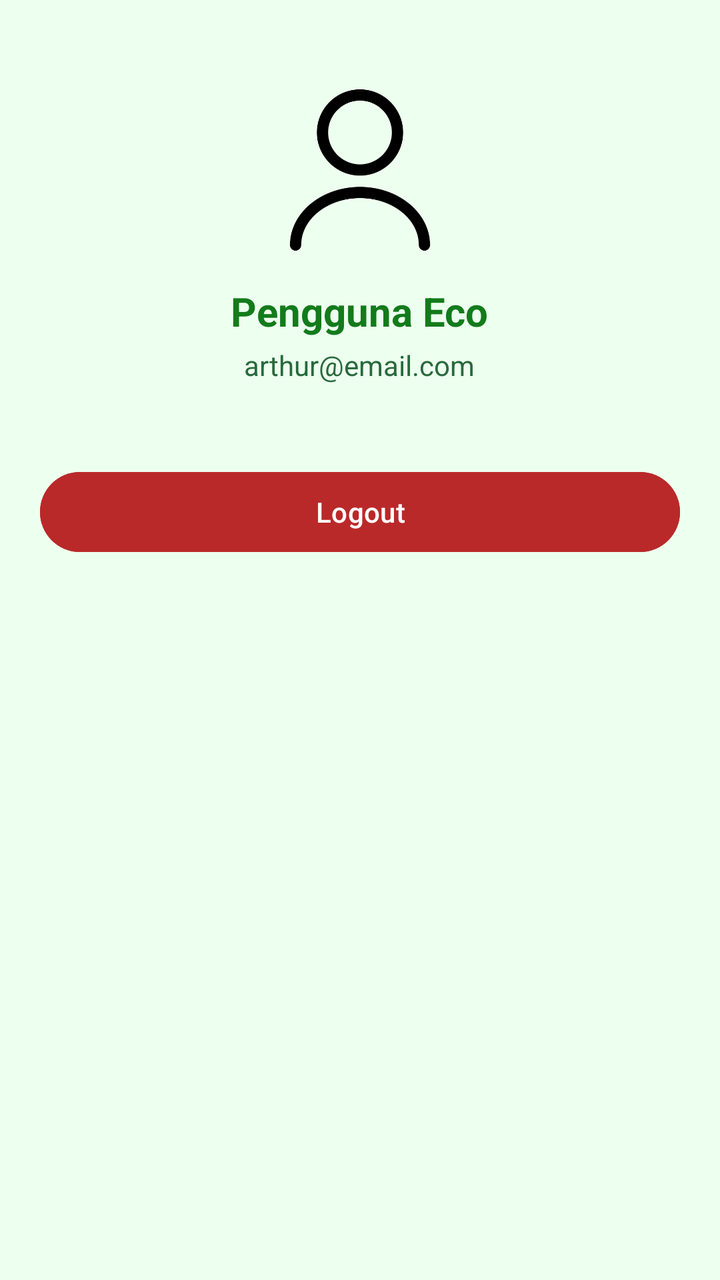
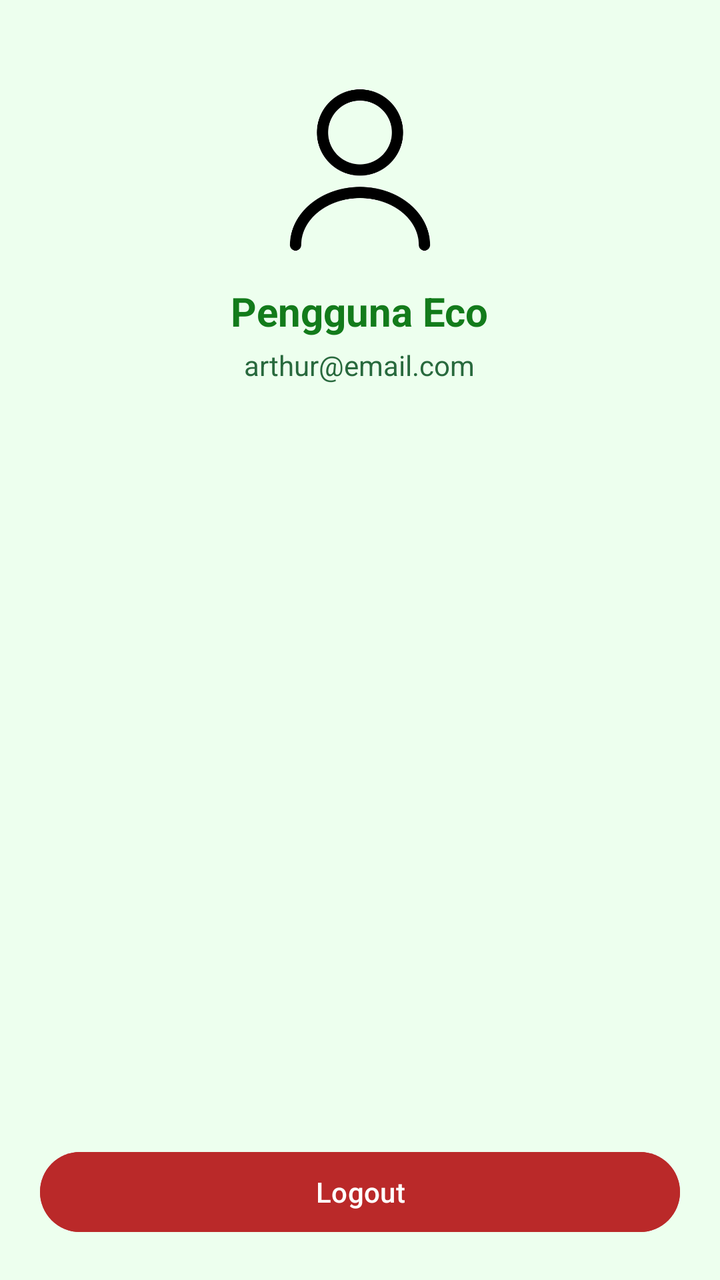

Two renders of the same Android screen: before a commit and after it. Below are the layout's source before the change and the commit's diff.
<!-- AndroidManifest.xml: application theme Theme.Athia_24TIC -->
<!-- res/layout/fragment_profile.xml -->
<?xml version="1.0" encoding="utf-8"?>
<LinearLayout xmlns:android="http://schemas.android.com/apk/res/android"
    android:layout_width="match_parent"
    android:layout_height="match_parent"
    android:background="@color/bg_light_green"
    android:gravity="center_horizontal"
    android:orientation="vertical"
    android:padding="20dp">

    <ImageView
        android:layout_width="90dp"
        android:layout_height="90dp"
        android:layout_marginTop="20dp"
        android:src="@drawable/ic_profile" />

    <TextView
        android:layout_width="wrap_content"
        android:layout_height="wrap_content"
        android:layout_marginTop="12dp"
        android:text="Pengguna Eco"
        android:textSize="20sp"
        android:textStyle="bold"
        android:textColor="@color/colorPrimary" />

    <TextView
        android:layout_width="wrap_content"
        android:layout_height="wrap_content"
        android:layout_marginTop="4dp"
        android:text="arthur@email.com"
        android:textColor="@color/colorPrimaryDark"
        android:textSize="14sp" />

    <Button
        android:id="@+id/btnLogout"
        android:layout_width="match_parent"
        android:layout_height="wrap_content"
        android:layout_marginTop="40dp"
        android:backgroundTint="#BA2929"
        android:text="Logout"
        android:textColor="@color/white" />

</LinearLayout>
<!-- resources referenced by this layout -->
<resources>
  <color name="bg_light_green">#EDFFEE</color>
  <color name="colorPrimary">#137B1B</color>
  <color name="colorPrimaryDark">#28693D</color>
  <color name="white">#FFFFFF</color>
  <!-- drawable ic_profile: png bitmap (drawable, 11968 bytes) -->
  <style name="Theme.Athia_24TIC" parent="Base.Theme.Athia_24TIC" />
  <style name="Base.Theme.Athia_24TIC" parent="Theme.Material3.DayNight.NoActionBar">
          
          
      </style>
</resources>

<!-- the commit's change to res/layout/fragment_profile.xml (unified diff, before → after) -->
@@ -30,11 +30,18 @@
         android:textColor="@color/colorPrimaryDark"
         android:textSize="14sp" />
 
+    <ListView
+        android:id="@+id/listViewItems"
+        android:layout_width="match_parent"
+        android:layout_height="0dp"
+        android:layout_weight="1"
+        android:layout_marginTop="20dp"
+        android:layout_marginBottom="20dp" />
+
     <Button
         android:id="@+id/btnLogout"
         android:layout_width="match_parent"
         android:layout_height="wrap_content"
-        android:layout_marginTop="40dp"
         android:backgroundTint="#BA2929"
         android:text="Logout"
         android:textColor="@color/white" />
